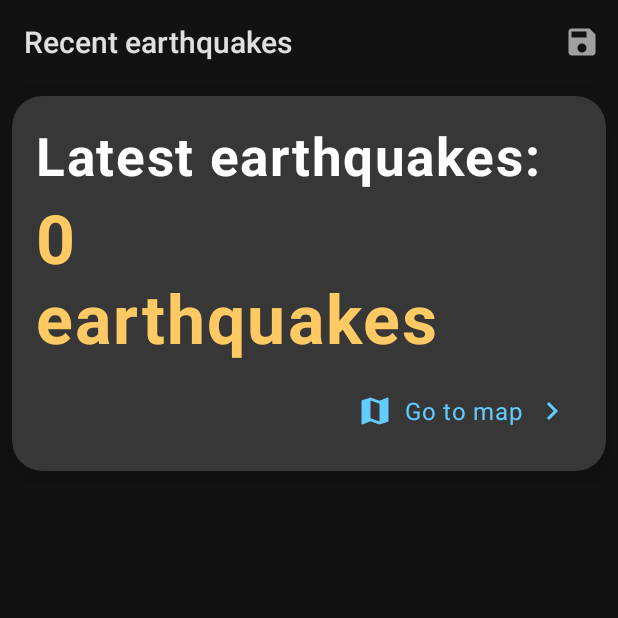
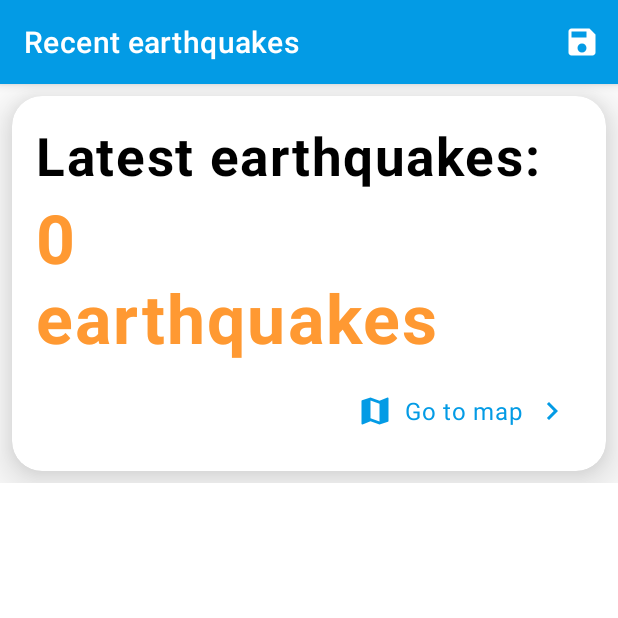
Before and after one commit to ASDaxsorb/Earthquake-Monitor-App, an Android app: the screen it shows after launch (MainActivity), on a phone screen of 412 x 824 dp, the top half of it. Run offline under Robolectric (Android 15) with nearby library versions, the phone set to English and light mode, and no system bars; our stand-ins replace Dagger/Hilt's generated code, Room's generated code, navigation-ui.

Commit message:
Status bar colo changed

```diff
--- a/app/src/main/java/com/axellsolis/earthquakemonitor/ui/MainActivity.kt
+++ b/app/src/main/java/com/axellsolis/earthquakemonitor/ui/MainActivity.kt
@@ -2,7 +2,6 @@ package com.axellsolis.earthquakemonitor.ui
 
 import androidx.appcompat.app.AppCompatActivity
 import android.os.Bundle
-import androidx.appcompat.app.AppCompatDelegate
 import androidx.navigation.NavController
 import androidx.navigation.fragment.NavHostFragment
 import androidx.navigation.ui.setupActionBarWithNavController
@@ -26,10 +25,6 @@ class MainActivity : AppCompatActivity() {
         navController = navHost.navController
 
         setupActionBarWithNavController(navController)
-
-        AppCompatDelegate.setDefaultNightMode(AppCompatDelegate.MODE_NIGHT_YES)
-
-
     }
 
     override fun onSupportNavigateUp(): Boolean {
--- a/app/src/main/res/values/themes.xml
+++ b/app/src/main/res/values/themes.xml
@@ -10,7 +10,7 @@
         <item name="colorSecondaryVariant">@color/orange_dark</item>
         <item name="colorOnSecondary">@color/black</item>
         <!-- Status bar color. -->
-        <item name="android:statusBarColor" tools:targetApi="l">?attr/colorSurface</item>
+        <item name="android:statusBarColor" tools:targetApi="l">?attr/colorPrimary</item>
         <!-- Customize your theme here. -->
     </style>
 </resources>
```
